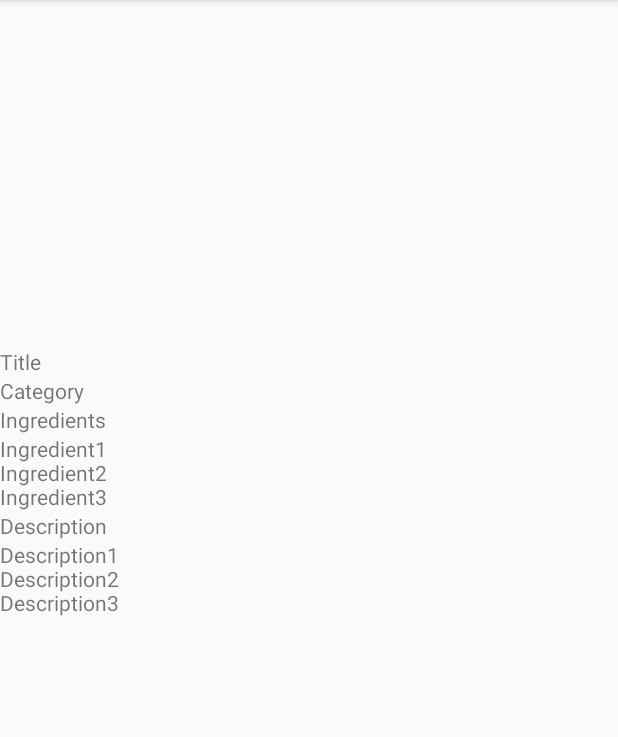
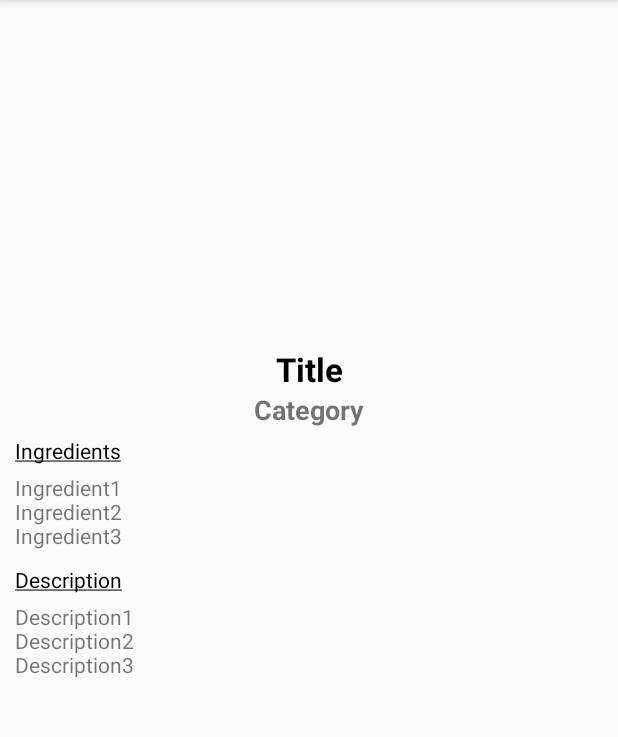
Before and after one commit to Nik-Sch/Rezeptbuch-Android, an Android app: the fragment RecipeFragment placed in its activity, on a phone screen of 412 x 824 dp, the part 84-821 px from its top. Run offline under Robolectric (Android 15) with nearby library versions, the phone set to English and light mode, and no system bars; our stand-ins replace Volley; network calls fail; 4 statements that could not run were skipped.

Commit message:
changed layout of recipe view

```diff
--- a/app/src/main/res/layout/fragment_recipe.xml
+++ b/app/src/main/res/layout/fragment_recipe.xml
@@ -5,30 +5,50 @@
     android:layout_height="match_parent"
     android:orientation="vertical"
     tools:context="net.ddns.raspi_server.rezeptbuch.ui.RecipeFragment"
-    tools:ignore="HardcodedText">
+    tools:ignore="HardcodedText"
+    android:scrollbars="horizontal">
 
     <net.ddns.raspi_server.rezeptbuch.ui.images.RecipeImageView
         android:id="@+id/image"
         android:layout_width="match_parent"
-        android:layout_height="wrap_content"/>
+        android:layout_height="wrap_content"
+        android:scaleType="centerCrop"/>
 
     <TextView
         android:id="@+id/title"
-        android:layout_width="wrap_content"
+        android:layout_width="match_parent"
         android:layout_height="wrap_content"
-        android:text="Title"/>
+        android:text="Title"
+        android:textAlignment="center"
+        android:textColor="@android:color/black"
+        android:textSize="22sp"
+        android:textStyle="bold"/>
 
     <TextView
         android:id="@+id/category"
-        android:layout_width="wrap_content"
+        android:layout_width="match_parent"
         android:layout_height="wrap_content"
-        android:text="Category"/>
+        android:text="Category"
+        android:textAlignment="center"
+        android:textSize="18sp"
+        android:textStyle="bold"/>
+
+    <LinearLayout
+        android:layout_width="match_parent"
+        android:layout_height="wrap_content"
+        android:orientation="vertical"
+        android:paddingStart="10dp"
+        android:paddingEnd="10dp">
 
         <TextView
             android:id="@+id/ingredients_title"
             android:layout_width="wrap_content"
             android:layout_height="wrap_content"
-        android:text="@string/ingredients_title"/>
+            android:paddingBottom="5dp"
+            android:paddingTop="5dp"
+            android:text="@string/ingredients_title"
+            android:textColor="@android:color/black"
+            android:textSize="14sp"/>
 
         <TextView
             android:id="@+id/ingredients"
@@ -40,7 +60,11 @@
             android:id="@+id/description_title"
             android:layout_width="wrap_content"
             android:layout_height="wrap_content"
-        android:text="@string/description_title"/>
+            android:paddingBottom="5dp"
+            android:paddingTop="10dp"
+            android:text="@string/description_title"
+            android:textColor="@android:color/black"
+            android:textSize="14sp"/>
 
         <TextView
             android:id="@+id/description"
@@ -49,3 +73,5 @@
             android:text="Description1\nDescription2\nDescription3"/>
 
     </LinearLayout>
+
+</LinearLayout>
--- a/app/src/main/res/values/strings.xml
+++ b/app/src/main/res/values/strings.xml
@@ -15,6 +15,6 @@
 
     <!-- TODO: Remove or change this placeholder text -->
     <string name="hello_blank_fragment">Hello blank fragment</string>
-    <string name="ingredients_title">Ingredients</string>
-    <string name="description_title">Description</string>
+    <string name="ingredients_title"><u>Ingredients</u></string>
+    <string name="description_title"><u>Description</u></string>
 </resources>
```
Also changed, not shown: 2 other files. Lines whose indentation alone changed are shown as unchanged.
